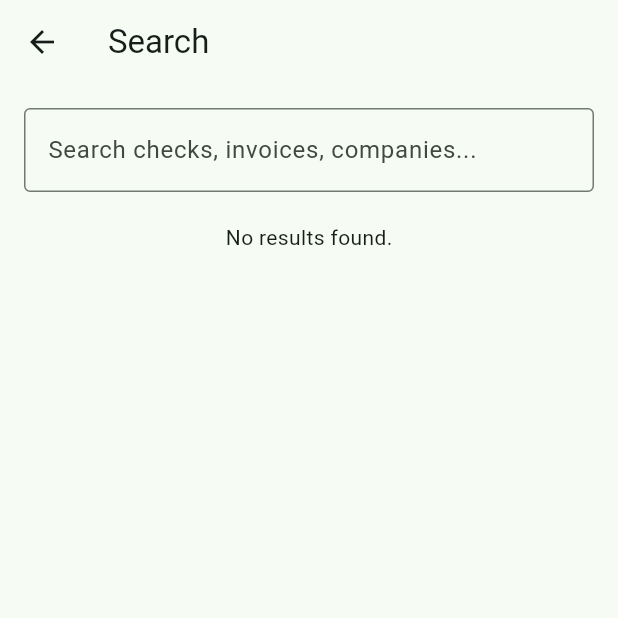
After one commit to keigoomura/CameraApplication, a Flutter app: the screen it shows after launch, after a tap on "Search", on a phone screen of 412 x 824 dp, the top half of it. The commit adds this screen. Run offline on Flutter 3.47's test engine with Material 3 defaults, Android fonts, the phone set to English and light mode, and no system bars; our stand-ins replace animated_text_kit, camera, sqflite; accounts and stored records are empty.

Commit message:
adding search functionality with detailed search result view, adding more comments for readability

```diff
--- a/lib/main.dart
+++ b/lib/main.dart
@@ -33,7 +33,7 @@ class MyApp extends StatelessWidget {
           useMaterial3: true,
           colorScheme: ColorScheme.fromSeed(seedColor: const Color.fromARGB(255, 54, 191, 127)),
         ),
-      title: 'Keigo\'s Camera App',
+      title: 'Telaeris Checks and Invoices',
       home: HomeScreen(),
     );
   }
--- a/lib/services/check_invoices_crud.dart
+++ b/lib/services/check_invoices_crud.dart
@@ -1,3 +1,5 @@
+// lib/services/check_invoices_crud.dart
+
 import '../models/check_invoices.dart';
 import 'db_provider.dart';
 
--- a/lib/services/checks_crud.dart
+++ b/lib/services/checks_crud.dart
@@ -1,6 +1,9 @@
+// lib/services/checks_crud.dart
+
 import '../models/checks.dart';
 import 'db_provider.dart';
 
+/// CRUD operations for Checks
 class ChecksCrud {
 
   // Create and insert a new Check
--- a/lib/services/companies_crud.dart
+++ b/lib/services/companies_crud.dart
@@ -1,7 +1,9 @@
+// lib/services/companies_crud.dart
+
 import '../models/companies.dart';
 import 'db_provider.dart';
 
-// CRUD operations for Checks
+// CRUD operations for Companies
 class CompaniesCrud {
 
   // Create and insert a new Company
--- a/lib/services/invoices_crud.dart
+++ b/lib/services/invoices_crud.dart
@@ -1,6 +1,9 @@
+// lib/services/invoices_crud.dart
+
 import '../models/invoices.dart';
 import 'db_provider.dart';
 
+/// CRUD operations for Invoices
 class InvoicesCrud {
 
   // Create and insert a new Invoice
--- a/lib/views/companies_list.dart
+++ b/lib/views/companies_list.dart
@@ -1,4 +1,6 @@
 // lib/views/companies_list.dart
+
+// Displays a table of companies with their names
 
 import 'package:flutter/material.dart';
 import '../models/companies.dart';
--- a/lib/views/display_picture_screen.dart
+++ b/lib/views/display_picture_screen.dart
@@ -1,4 +1,6 @@
 // lib/views/display_picture_screen.dart
+
+// Displays captured picture and provides options to retake or use the picture
 
 // Imports
 import 'dart:io' show File;
@@ -9,7 +11,6 @@ import 'package:flutter/material.dart';
 // import 'dart:typed_data';
 // import 'package:flutter/foundation.dart' show kIsWeb;
 
-// Widget to display picture taken
 class DisplayPictureScreen extends StatelessWidget {
   final String imagePath;
 
--- a/lib/views/home_screen.dart
+++ b/lib/views/home_screen.dart
@@ -9,8 +9,8 @@ import 'view_data_screen.dart';
 import 'companies_list.dart';
 import 'checks_list.dart';
 import 'invoice_list.dart';
+import 'search_page.dart';
 
-// Homescreen
 class HomeScreen extends StatelessWidget {
 
   const HomeScreen({super.key});
@@ -140,6 +140,25 @@ class HomeScreen extends StatelessWidget {
                   textStyle: const TextStyle(fontSize: 18),
                 ),
               ),
+
+              const SizedBox(height: 16),
+              // Search Page Button
+              ElevatedButton.icon(
+                onPressed: () {
+                  Navigator.push(
+                    context,
+                    MaterialPageRoute(
+                      builder: (context) => const SearchPage(),
+                    ),
+                  );
+                },
+                icon: const Icon(Icons.search),
+                label: const Text('Search'),
+                style: ElevatedButton.styleFrom(
+                  padding: const EdgeInsets.symmetric(horizontal: 24, vertical: 16),
+                  textStyle: const TextStyle(fontSize: 18),
+                ),
+              ),
             ],
           ),
         ),
--- /dev/null
+++ b/lib/views/search_page.dart
@@ -0,0 +1,199 @@
+// lib/views/search_page.dart
+
+// Search page to allow users to search for checks, invoices, and companies
+
+import 'dart:io';
+import 'package:flutter/material.dart';
+import '../models/invoices.dart';
+import '../models/companies.dart';
+import '../models/checks.dart';
+import '../services/db_provider.dart';
+import 'detail_screens.dart';
+
+class SearchPage extends StatefulWidget {
+  const SearchPage({super.key});
+
+  @override
+  SearchPageState createState() => SearchPageState();
+}
+
+class SearchPageState extends State<SearchPage> {
+  final TextEditingController _searchController = TextEditingController();
+  List<Invoices> _filteredInvoices = [];
+  List<Checks> _filteredChecks = [];
+  List<Companies> _filteredCompanies = [];
+
+  Map<int, Checks> _checkByInvoiceId = {};
+  Map<int, String> _companyNamesById = {};
+
+  @override
+  void initState() {
+    super.initState();
+    _searchController.addListener(_onSearchChanged);
+    _loadAllData();
+  }
+
+  Future<void> _loadAllData() async {
+    final db = DBProvider.instance;
+
+    // Load company names
+    final companies = await db.companies.getAllCompanies();
+    final companyMap = {
+      for (var company in companies) company.id!: company.name,
+    };
+
+    // Load all check-invoice links and all checks
+    final checkInvoices = await db.checkInvoices.getAllCheckInvoices(); // You might need to add this method if not defined
+    final allChecks = await db.checks.getAllChecks();
+    final checkMap = {
+      for (var check in allChecks) check.id!: check,
+    };
+
+    // Map invoiceId to its associated check (first only)
+    final Map<int, Checks> invoiceToCheck = {};
+    for (final link in checkInvoices) {
+      if (!invoiceToCheck.containsKey(link.invoiceId)) {
+        final check = checkMap[link.checkId];
+        if (check != null) {
+          invoiceToCheck[link.invoiceId] = check;
+        }
+      }
+    }
+
+    setState(() {
+      _companyNamesById = companyMap;
+      _checkByInvoiceId = invoiceToCheck;
+    });
+
+    _onSearchChanged(); // Trigger initial search (may be empty)
+  }
+
+  void _onSearchChanged() async {
+    final query = _searchController.text.toLowerCase();
+    final db = DBProvider.instance;
+
+    final invoices = await db.invoices.getAllInvoices();
+    final checks = await db.checks.getAllChecks();
+    final companies = await db.companies.getAllCompanies();
+
+    setState(() {
+      _filteredInvoices = invoices.where((inv) {
+        final companyName = _companyNamesById[inv.companyId]?.toLowerCase() ?? '';
+        return inv.number.toString().contains(query) || companyName.contains(query);
+      }).toList();
+
+      _filteredChecks = checks.where((check) {
+        final companyName = _companyNamesById[check.companyId]?.toLowerCase() ?? '';
+        return check.number.toString().contains(query) || companyName.contains(query);
+      }).toList();
+
+      _filteredCompanies = companies.where((comp) {
+        return comp.name.toLowerCase().contains(query);
+      }).toList();
+    });
+  }
+
+  // Helper method to create section titles to separate by company, checks, and invoices
+  Widget _buildSectionTitle(String title) {
+    return Padding(
+      padding: const EdgeInsets.symmetric(vertical: 12.0),
+      child: Text(title, style: const TextStyle(fontSize: 18, fontWeight: FontWeight.bold)),
+    );
+  }
+
+  @override
+  Widget build(BuildContext context) {
+    return Scaffold(
+      appBar: AppBar(title: const Text("Search")),
+      body: Padding(
+        padding: const EdgeInsets.all(16.0),
+        child: Column(children: [
+          TextField(
+            controller: _searchController,
+            decoration: const InputDecoration(
+              labelText: 'Search checks, invoices, companies...',
+              border: OutlineInputBorder(),
+            ),
+          ),
+
+          const SizedBox(height: 20),
+          Expanded(
+            child: ListView(
+              children: [
+                // Display list of companies
+                if (_filteredCompanies.isNotEmpty) ...[
+                  _buildSectionTitle("Companies"),
+                  ..._filteredCompanies.map((c) => ListTile(
+                        title: Text(c.name),
+                        onTap: () {
+                          Navigator.push(
+                            context,
+                            MaterialPageRoute(
+                              builder: (context) => CompanyDetailScreen(company: c),
+                            ),
+                          );
+                        },
+                      )),
+                ],
+
+                // Display list of checks
+                if (_filteredChecks.isNotEmpty) ...[
+                  _buildSectionTitle("Checks"),
+                  ..._filteredChecks.map((c) => ListTile(
+                        title: Text("Check #${c.number}"),
+                        subtitle: Text("Company: ${_companyNamesById[c.companyId] ?? 'Unknown'}"),
+                        trailing: c.image.isNotEmpty
+                            ? Image.file(File(c.image), width: 40, height: 40, fit: BoxFit.cover)
+                            : null,
+                        onTap: () {
+                          final companyName = _companyNamesById[c.companyId] ?? 'Unknown';
+                          Navigator.push(
+                            context,
+                            MaterialPageRoute(
+                              builder: (context) => CheckDetailScreen(
+                                check: c,
+                                companyName: companyName,
+                              ),
+                            ),
+                          );
+                        },
+                      )),
+                ],
+
+                // Display list of invoices
+                if (_filteredInvoices.isNotEmpty) ...[
+                  _buildSectionTitle("Invoices"),
+                  ..._filteredInvoices.map((inv) => ListTile(
+                        title: Text("Invoice #${inv.number}"),
+                        subtitle: Text("Company: ${_companyNamesById[inv.companyId] ?? 'Unknown'}"),
+                        onTap: () {
+                          final companyName = _companyNamesById[inv.companyId] ?? 'Unknown';
+                          final associatedCheck = _checkByInvoiceId[inv.id!];
+                          final checkNumber = associatedCheck?.number.toString();
+
+                          Navigator.push(
+                            context,
+                            MaterialPageRoute(
+                              builder: (context) => InvoiceDetailScreen(
+                                invoice: inv,
+                                companyName: companyName,
+                                checkNumber: checkNumber,
+                              ),
+                            ),
+                          );
+                        },
+                      )),
+                ],
+
+                if (_filteredCompanies.isEmpty &&
+                    _filteredChecks.isEmpty &&
+                    _filteredInvoices.isEmpty)
+                  const Center(child: Text("No results found.")),
+              ],
+            ),
+          ),
+        ]),
+      ),
+    );
+  }
+}
--- a/lib/views/submission_confirmation_screen.dart
+++ b/lib/views/submission_confirmation_screen.dart
@@ -1,4 +1,7 @@
 // lib/views/submission_confirmation_screen.dart
+
+// Submission confirmation screen that is displayed after a user submits a form
+// The details of the check and its associated invoices, company, and image are displayed
 
 // Imports
 import 'package:flutter/material.dart';
@@ -55,7 +58,7 @@ class SubmissionConfirmationPage extends StatelessWidget {
             Center(
               child: ElevatedButton(
                 onPressed: () {
-                  // Navigate back to the invoice form
+                  // Navigate back to the form
                   Navigator.push(
                     context,
                     MaterialPageRoute(
--- a/lib/views/take_picture_screen.dart
+++ b/lib/views/take_picture_screen.dart
@@ -1,4 +1,6 @@
 // lib/views/take_picture_screen.dart
+
+// Camera preview screen that allows users to take a picture
 
 // Imports
 import 'dart:async';
@@ -8,7 +10,6 @@ import 'package:flutter/material.dart';
 
 import 'display_picture_screen.dart';
 
-// Camera preview screen that allows users to take a picture as well
 class TakePictureScreen extends StatefulWidget {
   const TakePictureScreen({super.key});
 
```
Also changed, not shown: lib/views/checks_list.dart (+6 -1 lines), lib/views/detail_screens.dart (added, +229 -0 lines), lib/views/invoice_list.dart (+9 -4 lines), lib/views/submit_form_screen.dart (+27 -5 lines), lib/views/view_data_screen.dart (+8 -3 lines).
